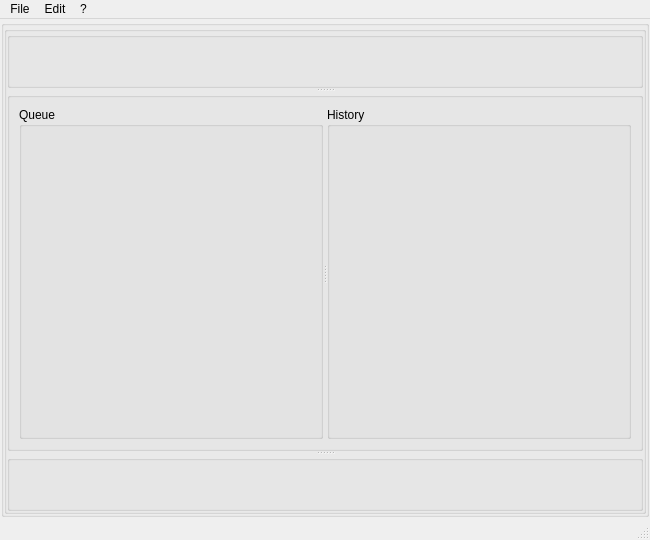
This is src/QSviz/resources/mainwindow.ui in BCDA-APS/QSview as Qt 5 draws it before an edit. The edited form follows.
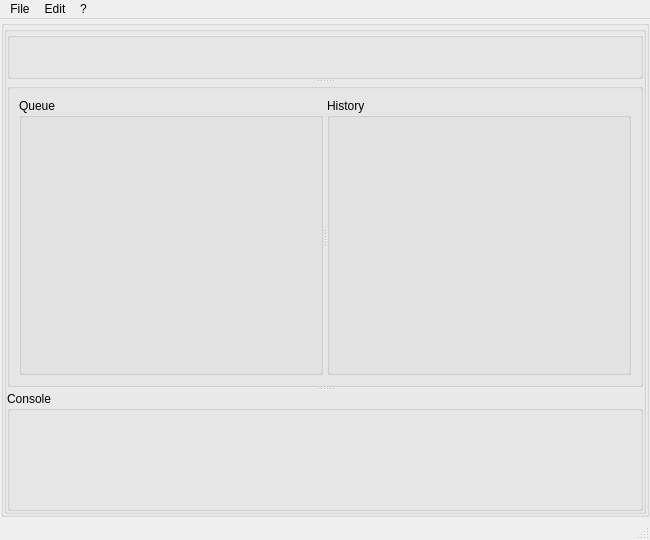
This is the edited form.

```diff
--- a/src/QSviz/resources/mainwindow.ui
+++ b/src/QSviz/resources/mainwindow.ui
@@ -144,7 +144,7 @@
             </widget>
             <widget class="QGroupBox" name="groupBox_console">
              <property name="title">
-              <string/>
+              <string>Console</string>
              </property>
              <layout class="QVBoxLayout" name="verticalLayout_6">
               <property name="leftMargin">
```
Left out of the diff: 2 changed lines with no effect on the pictures.
